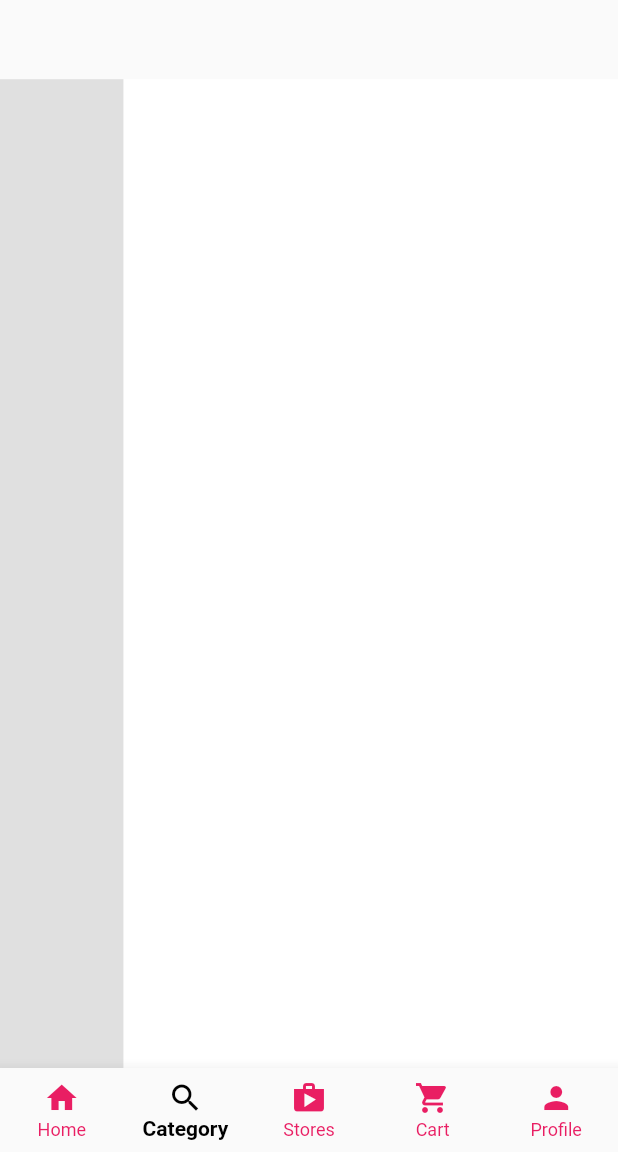
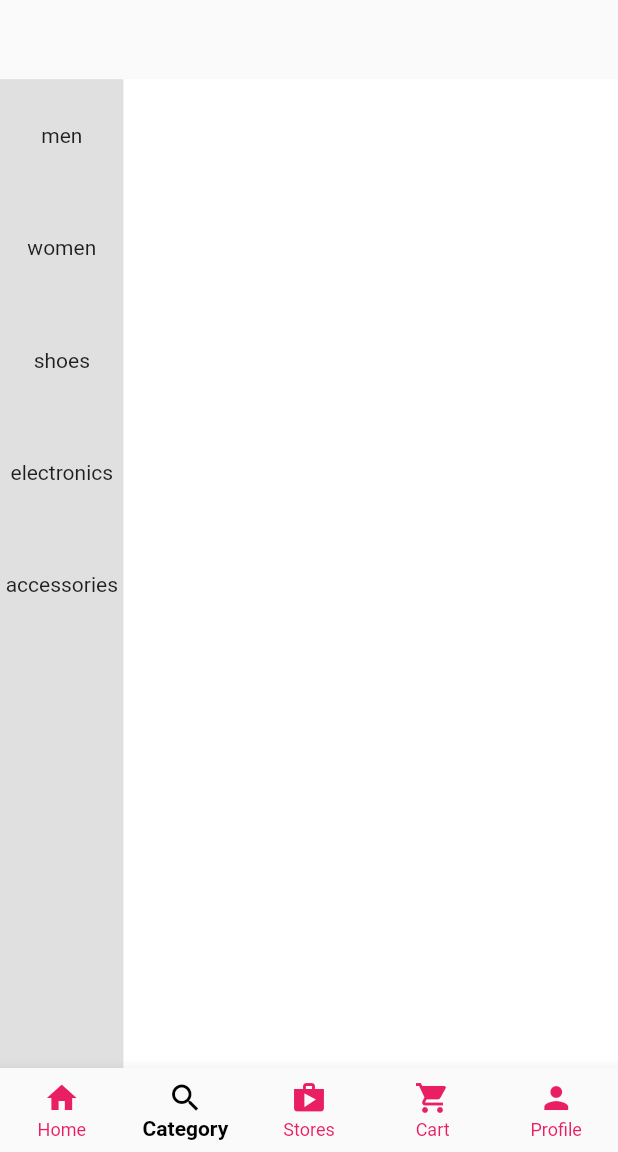
Before and after one commit to AvinandanBose/multistoreapp, a Flutter app: the screen it shows after launch, item 2 of the bottom bar chosen, on a phone screen of 412 x 824 dp, the part 84-1236 px from its top. Run offline on Flutter 3.47's test engine with Material 2 defaults, Android fonts, the phone set to English and light mode, and no system bars.

Commit message:
First Update

```diff
--- a/lib/main_screen/category.dart
+++ b/lib/main_screen/category.dart
@@ -1,5 +1,14 @@
 import 'package:flutter/material.dart';
 import 'package:multistoreapp/widgets/fake_search.dart';
+
+//global variable
+List<String> items =[
+  'men',
+  'women',
+  'shoes',
+  'electronics',
+  'accessories'
+];
 
 class CategoryScreen extends StatefulWidget {
   const CategoryScreen({Key? key}) : super(key: key);
@@ -10,26 +19,38 @@ class CategoryScreen extends StatefulWidget {
 
 class _CategoryScreenState extends State<CategoryScreen> {
 
-  Widget sideNavigator(Size size){
+
+
+  Widget sideNavigator(Size size) {
     return Container(
-      height: size.height*0.8,
+      height: size.height * 0.8,
       //It means the container's height is 80% of total height of the screen
-      width: size.width*0.2,
+      width: size.width * 0.2,
       //It means the container's width is 20% of total width of the screen
       color: Colors.grey.shade300,
+      child: ListView.builder(
+          itemCount: items.length,
+          itemBuilder: (context, index) {
+            return SizedBox(
+              height: size.height / 11, //i.e. 100 px
+              child:  Center(
+                child: Text(items[index]),
+              ),
+            );
+          }),
     );
-
   }
 
-  Widget categView(Size size){
+  Widget categView(Size size) {
     return Container(
-      height: size.height*0.8,
+      height: size.height * 0.8,
       //It means the container's height is 80% of total height of the screen
-      width: size.width*0.8,
+      width: size.width * 0.8,
       //It means the container's width is 80% of total width of the screen
       color: Colors.white,
     );
   }
+
   @override
   Widget build(BuildContext context) {
     var sizeNew = MediaQuery.of(context).size;
```
